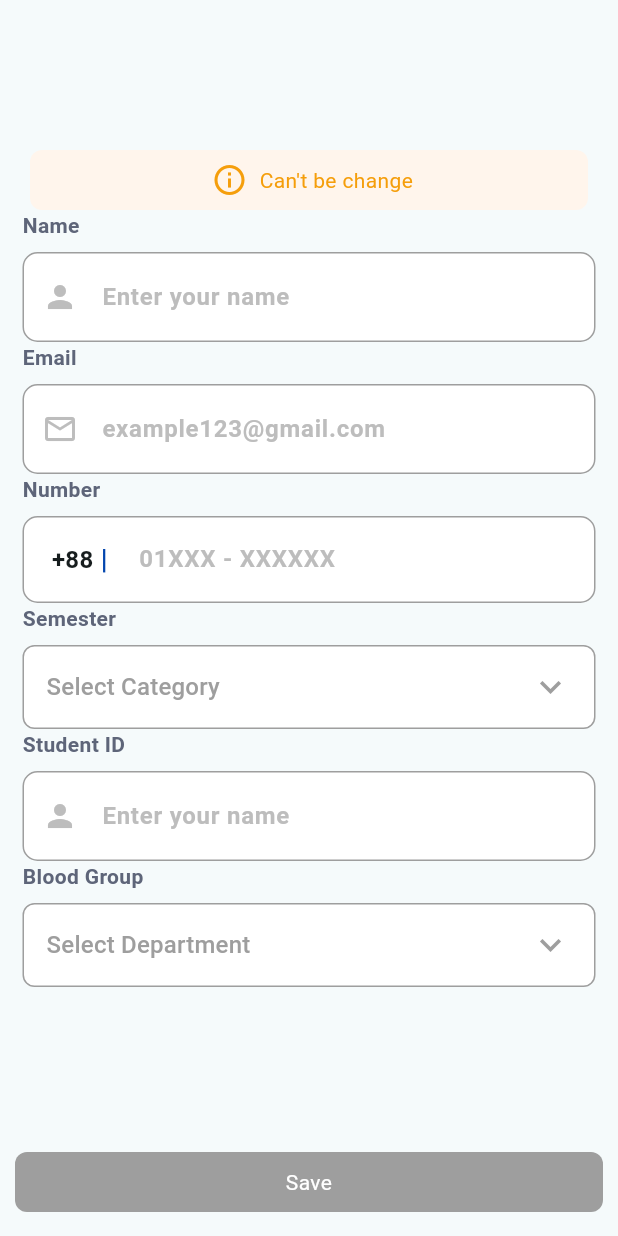
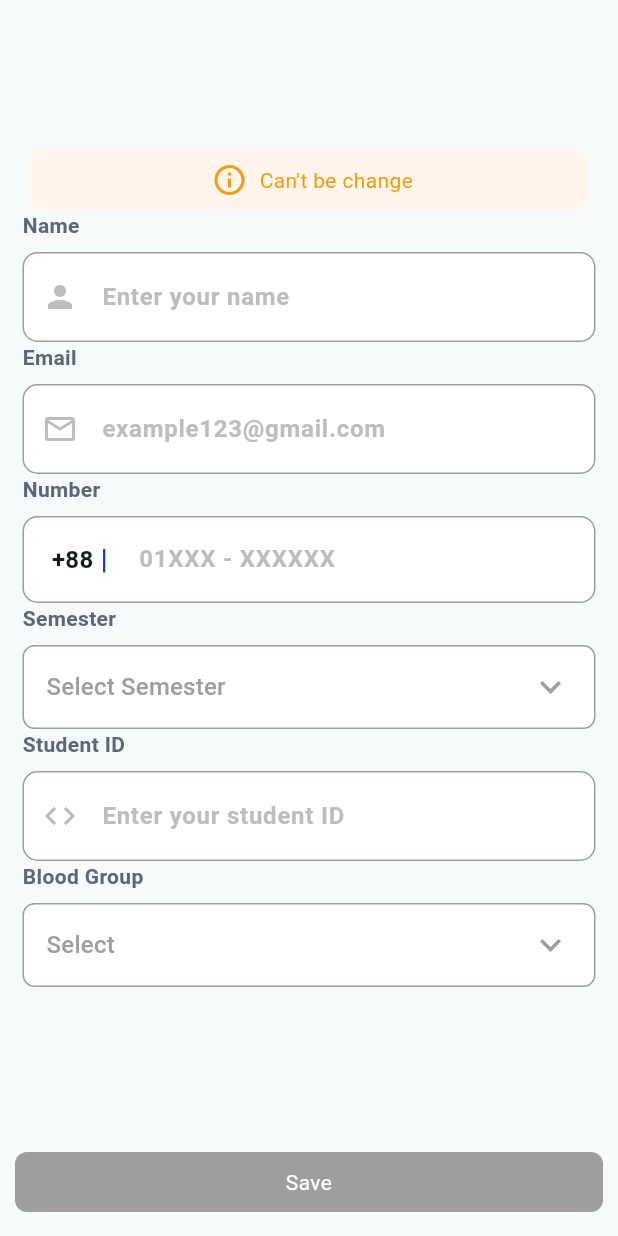
Before and after one commit to Tanjid470/nubcc, a Flutter app: the screen it shows after launch, on a phone screen of 412 x 824 dp. Run offline on Flutter 3.47's test engine with Material 3 defaults, Android fonts, the phone set to English and light mode, and no system bars; our stand-ins replace get; missing offline and left inert: gsheets; Roboto replaces fonts that are missing (HindSiliguri); key blocks and very long unbroken strings in the code were emptied for the run.

Commit message:
add more field

```diff
--- a/lib/UserInfo/view/user_info_screen.dart
+++ b/lib/UserInfo/view/user_info_screen.dart
@@ -1,7 +1,11 @@
+
+import 'dart:developer';
 
 import 'package:flutter/material.dart';
 import 'package:get/get.dart';
 import 'package:nubcc/UserInfo/controller/user_info_controller.dart';
+import 'package:nubcc/UserInfo/model/user_info_model.dart';
+import 'package:nubcc/api.dart';
 
 class UserInfoScreen extends StatefulWidget {
   const UserInfoScreen({super.key});
@@ -53,8 +57,7 @@ class _UserInfoScreenState extends State<UserInfoScreen> {
   }
 
   Widget allDataInputField(){
-    return Expanded(
-      child: SingleChildScrollView(
+    return SingleChildScrollView(
       child: Column(
         mainAxisAlignment: MainAxisAlignment.center,
         crossAxisAlignment: CrossAxisAlignment.start,
@@ -285,7 +288,7 @@ class _UserInfoScreenState extends State<UserInfoScreen> {
                 alignment: Alignment.centerLeft,
                 padding: const EdgeInsets.symmetric(horizontal: 5),
                 underline: const SizedBox(),
-                  hint:  Text('Select Category',style: TextStyle(color: Colors.grey.shade500),),
+                hint:  Text('Select Semester',style: TextStyle(color: Colors.grey.shade500),),
                 isExpanded: true,
                 value: userInfoController.semesterID,
                 icon:  Icon(Icons.keyboard_arrow_down,
@@ -328,9 +331,9 @@ class _UserInfoScreenState extends State<UserInfoScreen> {
                 contentPadding:
                 const EdgeInsets.symmetric(horizontal: 8, vertical: 0),
                 border: const OutlineInputBorder(borderSide: BorderSide.none),
-                  hintText: "Enter your name",
+                hintText: "Enter your student ID",
                 prefixIcon: Icon(
-                    Icons.person,
+                  Icons.code,
                   color: Colors.grey.shade400,
                 ),
                 hintStyle: TextStyle(
@@ -345,6 +348,7 @@ class _UserInfoScreenState extends State<UserInfoScreen> {
               },
             ),
           ),
+
 
           inputHeader(context,'Blood Group'),
           Container(
@@ -365,7 +369,7 @@ class _UserInfoScreenState extends State<UserInfoScreen> {
                       alignment: Alignment.centerLeft,
                       padding: const EdgeInsets.symmetric(horizontal: 5),
                       underline: const SizedBox(),
-                        hint: Text('Select Department',style: TextStyle(color: Colors.grey.shade500)),
+                      hint: Text('Select',style: TextStyle(color: Colors.grey.shade500)),
                       isExpanded: true,
                       value: userInfoController.bloodGroup,
                       icon:  Icon(Icons.keyboard_arrow_down,
@@ -382,9 +386,7 @@ class _UserInfoScreenState extends State<UserInfoScreen> {
                       items: semesterItems(),
                     )
                 ),
-
         ],
-        ),
       ),
     );
   }
@@ -392,11 +394,20 @@ class _UserInfoScreenState extends State<UserInfoScreen> {
   Widget saveButton(){
     return userInfoController.saveButtonEnableFlag.value
         ? InkWell(
-        onTap: () {
+        onTap: () async{
           userInfoController.userEmailInputValidation();
           userInfoController.numberInputValidation();
           if(userInfoController.inputValidNumber.value && userInfoController.inputValidUserEmail.value){
 
+              final userInfoInsert = {
+                UserInfoModel.name : userInfoController.nameController.text,
+                UserInfoModel.email : userInfoController.emailController.text,
+                UserInfoModel.number : userInfoController.phoneController.text,
+                UserInfoModel.semester : userInfoController.semesterID,
+                UserInfoModel.studentId : userInfoController.studentIdController.text,
+                UserInfoModel.bloodGroup : 'B+',
+              };
+              await UserSheetApi.insert([userInfoInsert]);
           }
         },
         child: Container(
```
Lines whose indentation alone changed are shown as unchanged.
